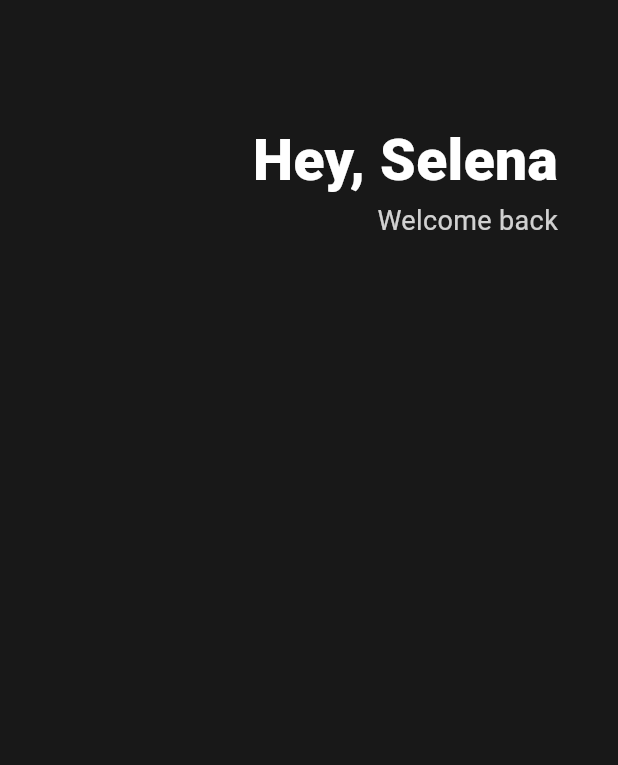
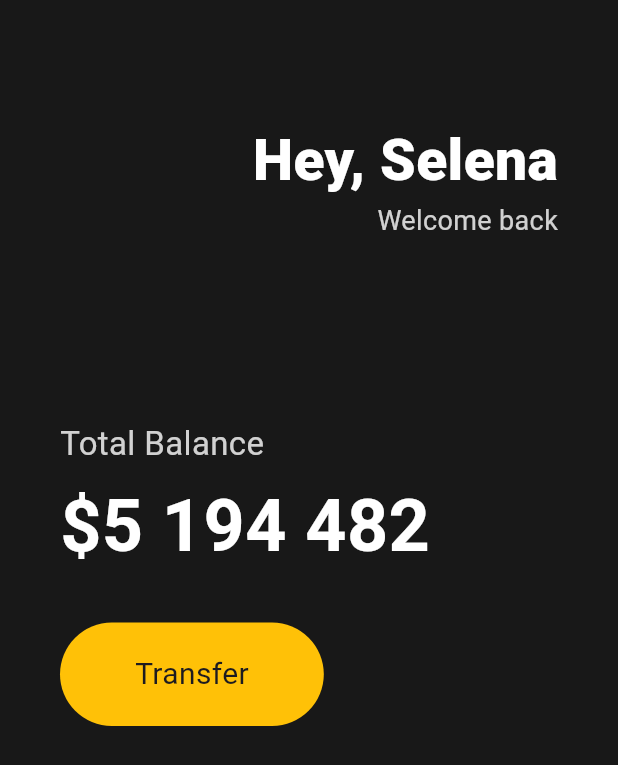
Before and after one commit to gahyunkim/toonflix_clone_coding, a Flutter app: the screen it shows after launch, on a phone screen of 412 x 824 dp. Shown: the top 765 px of the screen. Run offline on Flutter 3.47's test engine with Material 3 defaults, Android fonts, the phone set to English and light mode, and no system bars.

Commit message:
clone_coding_buttonSections

```diff
--- a/lib/main.dart
+++ b/lib/main.dart
@@ -22,6 +22,7 @@ class App extends StatelessWidget {
           body: Padding(
             padding: EdgeInsets.symmetric(horizontal: 40),
             child: Column(
+              crossAxisAlignment: CrossAxisAlignment.start,
               children: [
                 SizedBox(
                   height: 80,
@@ -50,6 +51,52 @@ class App extends StatelessWidget {
                       ],
                     )
                   ],
+                ),
+                SizedBox(
+                  height: 120,
+                ),
+                Text(
+                  "Total Balance",
+                  style: TextStyle(
+                    color: Colors.white.withOpacity(0.8),
+                    fontSize: 22,
+                  ),
+                ),
+                SizedBox(
+                  height: 5,
+                ),
+                Text(
+                  "\$5 194 482",
+                  style: TextStyle(
+                    fontSize: 48,
+                    color: Colors.white,
+                    fontWeight: FontWeight.w600,
+                  ),
+                ),
+                SizedBox(
+                  height: 30,
+                ),
+                Row(
+                  children: [
+                    Container(
+                      decoration: BoxDecoration(
+                        color: Colors.amber,
+                        borderRadius: BorderRadius.circular(45),
+                      ),
+                      child: Padding(
+                        padding: EdgeInsets.symmetric(
+                          vertical: 20,
+                          horizontal: 50,
+                        ),
+                        child: Text(
+                          "Transfer",
+                          style: TextStyle(
+                            fontSize: 20,
+                          ),
+                        ),
+                      ),
+                    )
+                  ],
                 )
               ],
             ),
```
